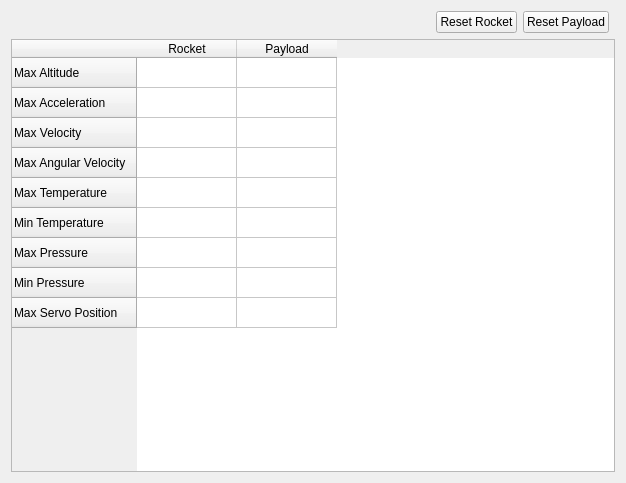
Old version of the form Frontend/Widgets/MaxValueWidget/maxvaluewidget.ui in the repository WPI-HPRC/groundstation-2025.
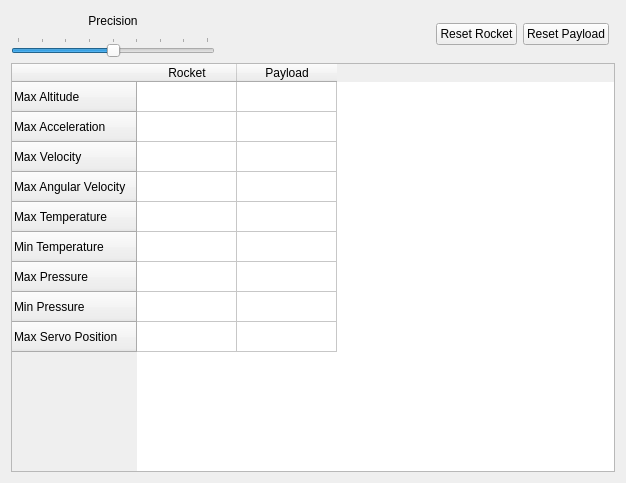
New version of the form.

Commit message:
added slider for max values
Also added forced max value updates when unit conversions are changed

```diff
--- a/Frontend/Widgets/MaxValueWidget/maxvaluewidget.ui
+++ b/Frontend/Widgets/MaxValueWidget/maxvaluewidget.ui
@@ -14,34 +14,31 @@
    <string>MaxValueWidget</string>
   </property>
   <layout class="QGridLayout" name="gridLayout">
-   <item row="0" column="1">
+   <item row="1" column="3" rowspan="2">
     <widget class="QPushButton" name="ResetRocketButton">
      <property name="text">
       <string>Reset Rocket</string>
      </property>
     </widget>
    </item>
-   <item row="0" column="2">
+   <item row="1" column="0">
+    <widget class="QLabel" name="label">
+     <property name="text">
+      <string>Precision</string>
+     </property>
+     <property name="alignment">
+      <set>Qt::AlignmentFlag::AlignCenter</set>
+     </property>
+    </widget>
+   </item>
+   <item row="1" column="4" rowspan="2">
     <widget class="QPushButton" name="ResetPayloadButton">
      <property name="text">
       <string>Reset Payload</string>
      </property>
     </widget>
    </item>
-   <item row="0" column="0">
-    <spacer name="horizontalSpacer">
-     <property name="orientation">
-      <enum>Qt::Orientation::Horizontal</enum>
-     </property>
-     <property name="sizeHint" stdset="0">
-      <size>
-       <width>40</width>
-       <height>20</height>
-      </size>
-     </property>
-    </spacer>
-   </item>
-   <item row="4" column="0" colspan="4">
+   <item row="3" column="0" colspan="6">
     <widget class="QTableWidget" name="MaxValueTable">
      <property name="editTriggers">
       <set>QAbstractItemView::EditTrigger::NoEditTriggers</set>
@@ -118,6 +115,44 @@
      </column>
     </widget>
    </item>
+   <item row="1" column="2">
+    <spacer name="horizontalSpacer">
+     <property name="orientation">
+      <enum>Qt::Orientation::Horizontal</enum>
+     </property>
+     <property name="sizeHint" stdset="0">
+      <size>
+       <width>40</width>
+       <height>20</height>
+      </size>
+     </property>
+    </spacer>
+   </item>
+   <item row="2" column="0">
+    <widget class="QSlider" name="PrecisionSlider">
+     <property name="maximum">
+      <number>8</number>
+     </property>
+     <property name="pageStep">
+      <number>1</number>
+     </property>
+     <property name="value">
+      <number>4</number>
+     </property>
+     <property name="orientation">
+      <enum>Qt::Orientation::Horizontal</enum>
+     </property>
+     <property name="invertedAppearance">
+      <bool>false</bool>
+     </property>
+     <property name="tickPosition">
+      <enum>QSlider::TickPosition::TicksAbove</enum>
+     </property>
+     <property name="tickInterval">
+      <number>0</number>
+     </property>
+    </widget>
+   </item>
   </layout>
  </widget>
  <resources/>
```
The commit also changes 4 other files.
